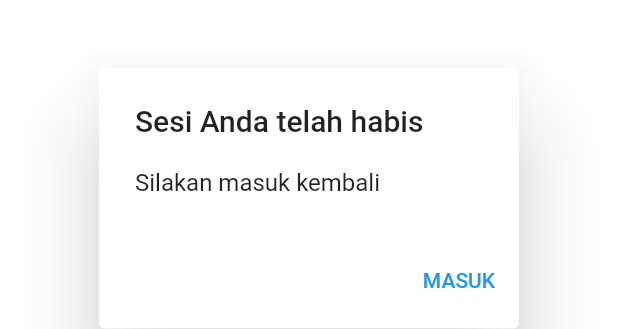
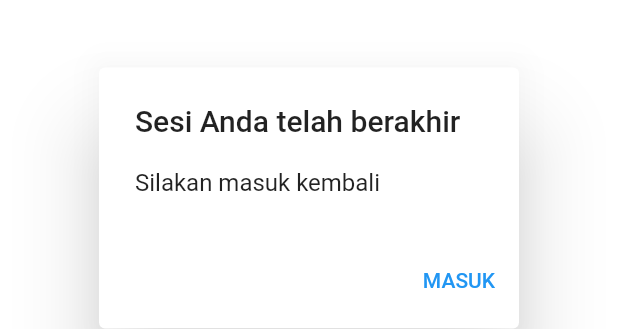
Before and after one commit to hafnisulun/apate-mobile-app, a Flutter app: the SessionExpiredDialog widget shown alone on an empty page, opened directly, on a phone screen of 412 x 824 dp. Shown: the part 420-749 px from the top of the screen. Run offline on Flutter 3.47's test engine with Material 2 defaults, Android fonts, the phone set to English and light mode, and no system bars; our stand-ins replace bloc, dio, dropdown_search, equatable, flutter_bloc, flutter_secure_storage and 3 more; accounts and stored records are empty.

Commit message:
Update session expired message

```diff
--- a/lib/components/session_expired_dialog.dart
+++ b/lib/components/session_expired_dialog.dart
@@ -5,7 +5,7 @@ class SessionExpiredDialog extends StatelessWidget {
   @override
   Widget build(BuildContext context) {
     return AlertDialog(
-      title: Text('Sesi Anda telah habis'),
+      title: Text('Sesi Anda telah berakhir'),
       content: SingleChildScrollView(
         child: ListBody(
           children: <Widget>[
```
